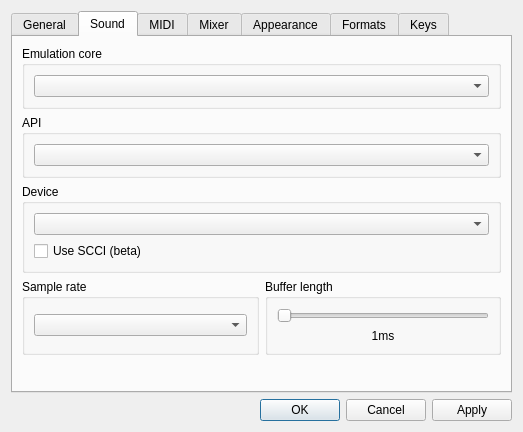
Old version of the form BambooTracker/gui/configuration_dialog.ui in the repository BambooTracker/BambooTracker.
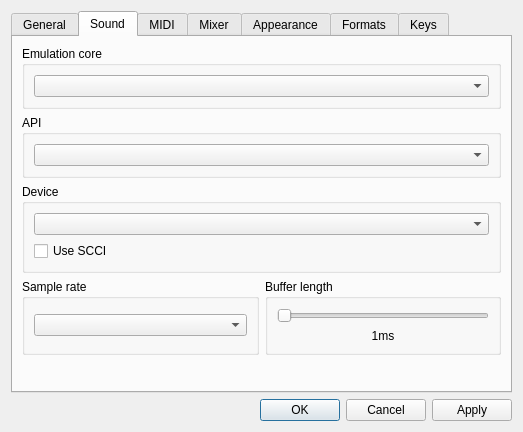
New version of the form. The open tabs and pages were chosen to show the change. Custom widgets are drawn as their Qt base class.

What changed in the file:
```diff
--- a/BambooTracker/gui/configuration_dialog.ui
+++ b/BambooTracker/gui/configuration_dialog.ui
@@ -290,7 +290,7 @@
           <item>
            <widget class="QCheckBox" name="useSCCICheckBox">
             <property name="text">
-             <string>Use SCCI (beta)</string>
+             <string>Use SCCI</string>
             </property>
            </widget>
           </item>
```
